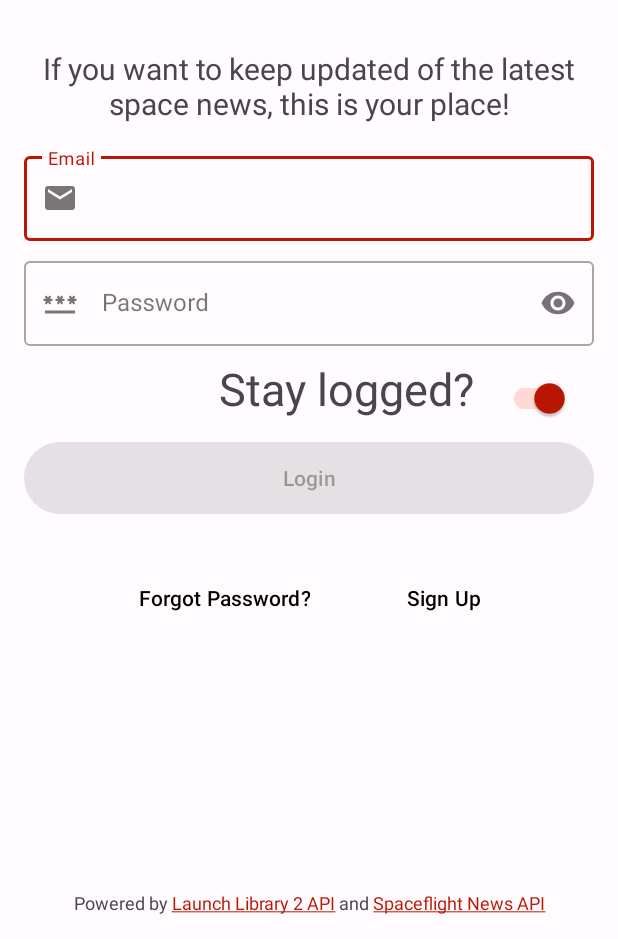
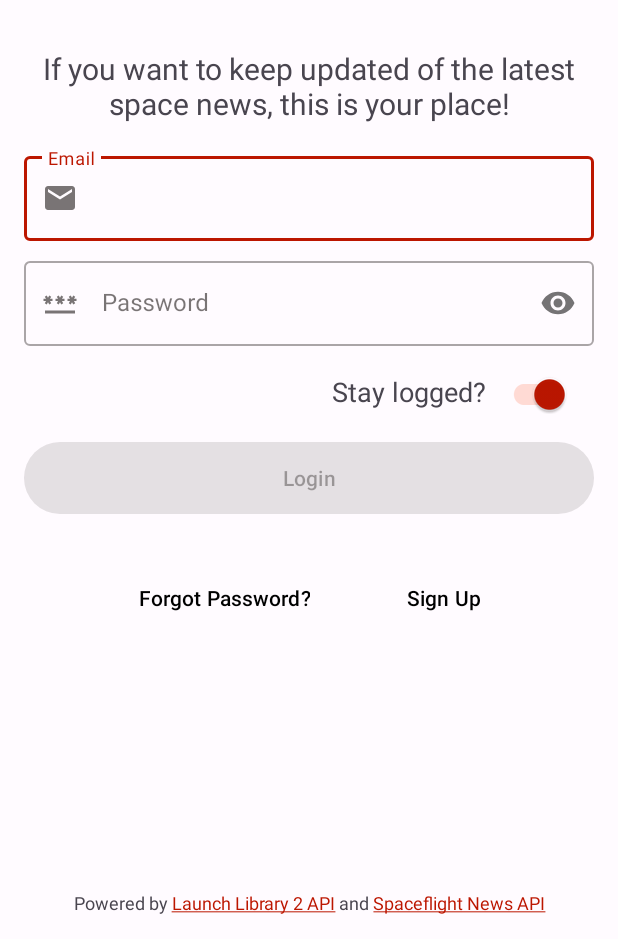
Before and after one commit to Charly98cma/Space-Reporter, an Android app: the LoginActivity screen opened directly, with no data from a screen before it, on a phone screen of 412 x 824 dp, the part 297-1236 px from its top. Run offline under Robolectric (Android 15) with nearby library versions, the light colour scheme and no system bars; our stand-ins replace Firebase (no records; nobody signed in at launch, a user with empty details on screens opened directly); network calls fail.

Commit message:
fix: Some minor fixes

```diff
--- a/app/src/main/java/com/dam/spacereporter/spacereporter/ui/auth/login/LoginActivity.java
+++ b/app/src/main/java/com/dam/spacereporter/spacereporter/ui/auth/login/LoginActivity.java
@@ -69,6 +69,7 @@ public class LoginActivity extends AppCompatActivity {
             if (loginResult.getSuccess()) {
                 setResult(RESULT_OK);
                 loginViewModel.cacheUserInfo(this);
+                readRememberMeSwitch(login_sw_stayLogged);
                 // Wait to have user information on SharedPreferences
                 try {
                     Thread.sleep(500);
@@ -106,7 +107,6 @@ public class LoginActivity extends AppCompatActivity {
         login_btn_login.setOnClickListener(view -> {
             if (NetworkConnection.isNetworkConnected(this)) {
                 login_bar_loading.setVisibility(View.VISIBLE);
-                readRememberMeSwitch(login_sw_stayLogged);
                 loginViewModel.login(
                         login_et_email.getText().toString().trim(),
                         login_et_password.getText().toString().trim()
--- a/app/src/main/res/layout/activity_login.xml
+++ b/app/src/main/res/layout/activity_login.xml
@@ -103,7 +103,7 @@
             <com.google.android.material.textview.MaterialTextView
                 android:layout_width="wrap_content"
                 android:layout_height="wrap_content"
-                android:layout_marginEnd="16dp"
+                android:layout_marginEnd="8dp"
                 android:text="@string/login_txt_remember"
                 android:textSize="@dimen/stayLogged_font_size" />
 
--- a/app/src/main/res/values/dimens.xml
+++ b/app/src/main/res/values/dimens.xml
@@ -5,5 +5,5 @@
 
     <dimen name="title_font_size">32sp</dimen>
     <dimen name="banner_font_size">20sp</dimen>
-    <dimen name="stayLogged_font_size">30sp</dimen>
+    <dimen name="stayLogged_font_size">18sp</dimen>
 </resources>
```
